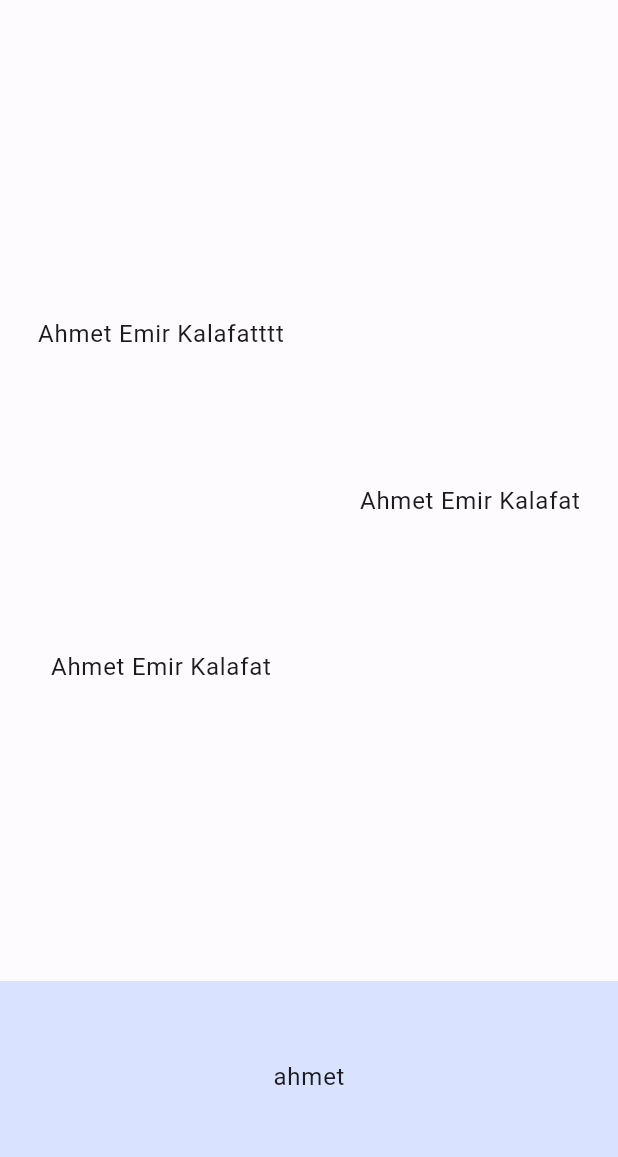
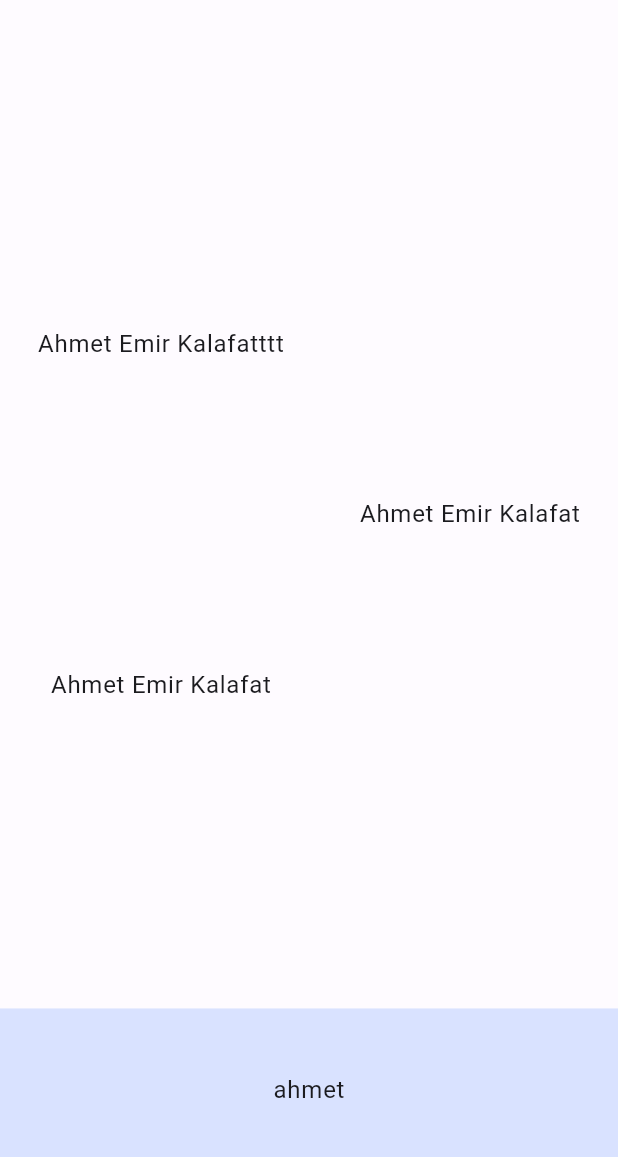
Before and after one commit to emirkalafat/emirklft, a Flutter app: the screen it shows after launch, on a phone screen of 412 x 824 dp, the part 63-1220 px from its top. Run offline on Flutter 3.47's test engine with Material 2 defaults, Android fonts, the phone set to English and light mode, and no system bars; our stand-ins replace adaptive_theme, flutter_riverpod, youtube_player_iframe; missing offline and left inert: animate_icons.

Commit message:
new pages

```diff
--- a/lib/main.dart
+++ b/lib/main.dart
@@ -2,7 +2,10 @@ import 'package:adaptive_theme/adaptive_theme.dart';
 import 'package:animate_icons/animate_icons.dart';
 import 'package:blog_web_site/color_schemes.dart';
 import 'package:blog_web_site/responsive.dart';
-import 'package:blog_web_site/widgets/first_page.dart';
+import 'package:blog_web_site/screens/aboutme_page.dart';
+import 'package:blog_web_site/screens/contact.dart';
+import 'package:blog_web_site/screens/first_page.dart';
+import 'package:blog_web_site/screens/latest.dart';
 import 'package:blog_web_site/widgets/side_area.dart';
 import 'package:flutter/material.dart';
 import 'package:flutter_riverpod/flutter_riverpod.dart';
@@ -10,12 +13,15 @@ import 'package:flutter_riverpod/flutter_riverpod.dart';
 import 'values/values.dart';
 
 void main() {
+  WidgetsFlutterBinding.ensureInitialized();
   runApp(ProviderScope(child: WebApp()));
 }
 
 final availablePages = <String, WidgetBuilder>{
-  'First Page': (_) => const FirstPage(),
-  'Second Page': (_) => Container(),
+  StringConst.mainScreen: (_) => const FirstPage(),
+  StringConst.aboutMeScreen: (_) => const AboutMePage(),
+  StringConst.latestProjects: (_) => LatestThingsScreen(),
+  StringConst.contactwithMe: (_) => ContactWithMe(),
 };
 
 class WebApp extends ConsumerWidget {
--- a/lib/responsive.dart
+++ b/lib/responsive.dart
@@ -3,10 +3,12 @@ import 'package:flutter/material.dart';
 class ResponsiveLayout extends StatefulWidget {
   const ResponsiveLayout({
     Key? key,
+    //responsive contents
     required this.menu,
     required this.content,
-    this.breakpoint = 600,
-    this.menuWidth = 240,
+    //responsive values
+    this.breakpoint = 750,
+    this.menuWidth = 260,
   }) : super(key: key);
   final Widget menu;
   final Widget content;
@@ -22,13 +24,14 @@ class _ResponsiveLayoutState extends State<ResponsiveLayout> {
   Widget build(BuildContext context) {
     final screenWidth = MediaQuery.of(context).size.width;
     if (screenWidth >= widget.breakpoint) {
+      //wide screen : show content and drawer together
       return Row(
         children: [
           SizedBox(
             width: widget.menuWidth,
             child: widget.menu,
           ),
-          Container(width: 0.5, color: Colors.black),
+          Container(width: 0.5, color: Colors.grey),
           Expanded(child: widget.content),
         ],
       );
@@ -43,16 +46,6 @@ class _ResponsiveLayoutState extends State<ResponsiveLayout> {
           ),
         ),
       );
-      /*LayoutBuilder(builder: (context, constraints) {
-      if (constraints.maxWidth / constraints.maxHeight >
-              1.2 /*&&
-          screenWidth >= breakpoint*/
-          ) {
-        return const NarrowScreen(isim: StringConst.appName);
-      } else {
-        return const WideScreen(isim: StringConst.appName);
-      }
-    });*/
     }
   }
 }
--- a/lib/widgets/first_page.dart
+++ b/lib/screens/first_page.dart
@@ -17,7 +17,7 @@ class FirstPage extends StatelessWidget {
         child: Column(
           children: [
             Flexible(
-              flex: 5,
+              flex: 6,
               child: Row(
                 mainAxisAlignment: MainAxisAlignment.spaceAround,
                 children: [
--- a/lib/values/strings.dart
+++ b/lib/values/strings.dart
@@ -7,6 +7,9 @@ class StringConst {
 
   //Uygulama içi yazılar
   static const mainScreen = "Ana Sayfa";
+  static const aboutMeScreen = "Hakkımda";
+  static const latestProjects = "En Son Projelerim";
+  static const contactwithMe = "İletişim";
 
   //web sitesi adresleri
   static const youtubeAdress =
--- a/pubspec.yaml
+++ b/pubspec.yaml
@@ -47,6 +47,7 @@ dependencies:
   url_launcher: ^6.1.4
   auto_route: ^4.2.0
   visibility_detector: ^0.3.3
+  youtube_player_iframe: ^2.3.0
   firebase_core: ^1.18.0
   flutterfire_cli: ^0.2.2+2
 
```
Also changed, not shown: lib/screens/aboutme_page.dart (added, +15 -0 lines), lib/screens/contact.dart (added, +15 -0 lines), lib/screens/latest.dart (added, +59 -0 lines), lib/screens/narrow_screen.dart (deleted, +0 -40 lines), lib/screens/wide_screen.dart (deleted, +0 -53 lines), lib/widgets/side_area.dart (+16 -31 lines), pubspec.lock.
